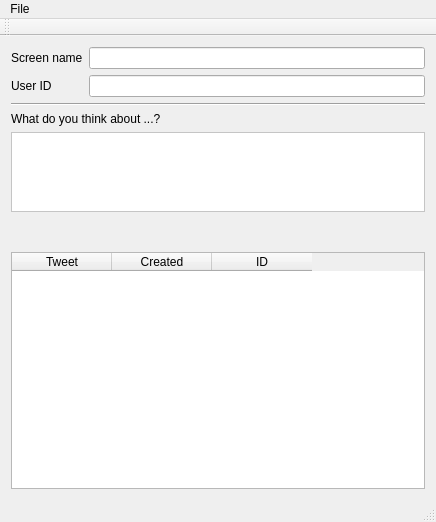
Old version of the form mainwindow.ui in the repository 607011/Twindicator.
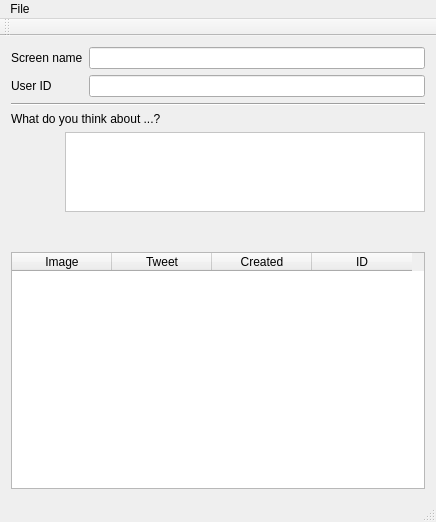
New version of the form. Icons and pictures are not drawn.

Commit message: Loading of profile images working.

The edit to the form file:
```diff
--- a/mainwindow.ui
+++ b/mainwindow.ui
@@ -68,6 +68,33 @@
      </widget>
     </item>
     <item>
+     <layout class="QHBoxLayout" name="horizontalLayout_2">
+      <property name="bottomMargin">
+       <number>0</number>
+      </property>
+      <item>
+       <widget class="QLabel" name="profileImageLabel">
+        <property name="sizePolicy">
+         <sizepolicy hsizetype="Fixed" vsizetype="Fixed">
+          <horstretch>0</horstretch>
+          <verstretch>0</verstretch>
+         </sizepolicy>
+        </property>
+        <property name="minimumSize">
+         <size>
+          <width>48</width>
+          <height>48</height>
+         </size>
+        </property>
+        <property name="text">
+         <string/>
+        </property>
+        <property name="alignment">
+         <set>Qt::AlignLeading|Qt::AlignLeft|Qt::AlignTop</set>
+        </property>
+       </widget>
+      </item>
+      <item>
      <widget class="QFrame" name="tweetFrame">
       <property name="sizePolicy">
        <sizepolicy hsizetype="Preferred" vsizetype="Minimum">
@@ -95,6 +122,8 @@
       </property>
      </widget>
     </item>
+     </layout>
+    </item>
     <item>
      <layout class="QHBoxLayout" name="horizontalLayout">
       <property name="bottomMargin">
@@ -150,6 +179,11 @@
     </item>
     <item>
      <widget class="QTableWidget" name="tableWidget">
+      <column>
+       <property name="text">
+        <string>Image</string>
+       </property>
+      </column>
       <column>
        <property name="text">
         <string>Tweet</string>
```
Left out of the diff: 2 changed lines with no effect on the pictures. Lines whose indentation alone changed are shown as unchanged. The commit also changes 2 other files.
